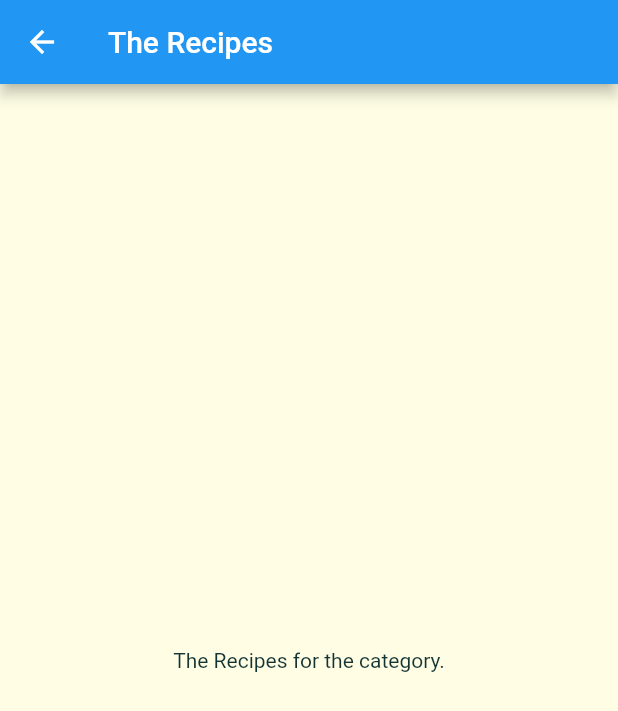
After one commit to sinjikoro/meals_app, a Flutter app: the screen it shows after launch, after a tap on "Itarian", on a phone screen of 412 x 824 dp. The commit adds this screen. Shown: the top 711 px of the screen. Run offline on Flutter 3.47's test engine with Material 2 defaults, Android fonts, the phone set to English and light mode, and no system bars; Roboto replaces fonts that are missing (Raleway).

Commit message:
163. Navigating to a New Page

```diff
--- a/lib/category_item.dart
+++ b/lib/category_item.dart
@@ -1,4 +1,7 @@
 import 'package:flutter/material.dart';
+import 'package:meals_app/category_meals_screen.dart';
+
+import './category_meals_screen.dart';
 
 class CategoryItem extends StatelessWidget {
   final String title;
@@ -7,9 +10,17 @@ class CategoryItem extends StatelessWidget {
   const CategoryItem({Key? key, required this.title, required this.color})
       : super(key: key);
 
+  void selectCategory(BuildContext ctx) {
+    Navigator.of(ctx).push(MaterialPageRoute(builder: (_) => const CategoryMealsScreen()));
+  }
+
   @override
   Widget build(BuildContext context) {
-    return Container(
+    return InkWell(
+      onTap: () => selectCategory(context),
+      splashColor: Theme.of(context).primaryColor,
+      borderRadius: BorderRadius.circular(15),
+      child: Container(
         padding: const EdgeInsets.all(15),
         decoration: BoxDecoration(
           gradient: LinearGradient(
@@ -24,6 +35,7 @@ class CategoryItem extends StatelessWidget {
         ),
         child: Text(title,
           style: Theme.of(context).textTheme.titleMedium,),
+      ),
     );
   }
 }
--- /dev/null
+++ b/lib/category_meals_screen.dart
@@ -0,0 +1,13 @@
+import 'package:flutter/material.dart';
+
+class CategoryMealsScreen extends StatelessWidget {
+  const CategoryMealsScreen({super.key});
+
+  @override
+  Widget build(BuildContext context) {
+    return Scaffold(
+      appBar: AppBar(title: const Text('The Recipes'),),
+      body: const Center(child: Text('The Recipes for the category.')),
+    );
+  }
+}
```
Lines whose indentation alone changed are shown as unchanged.
